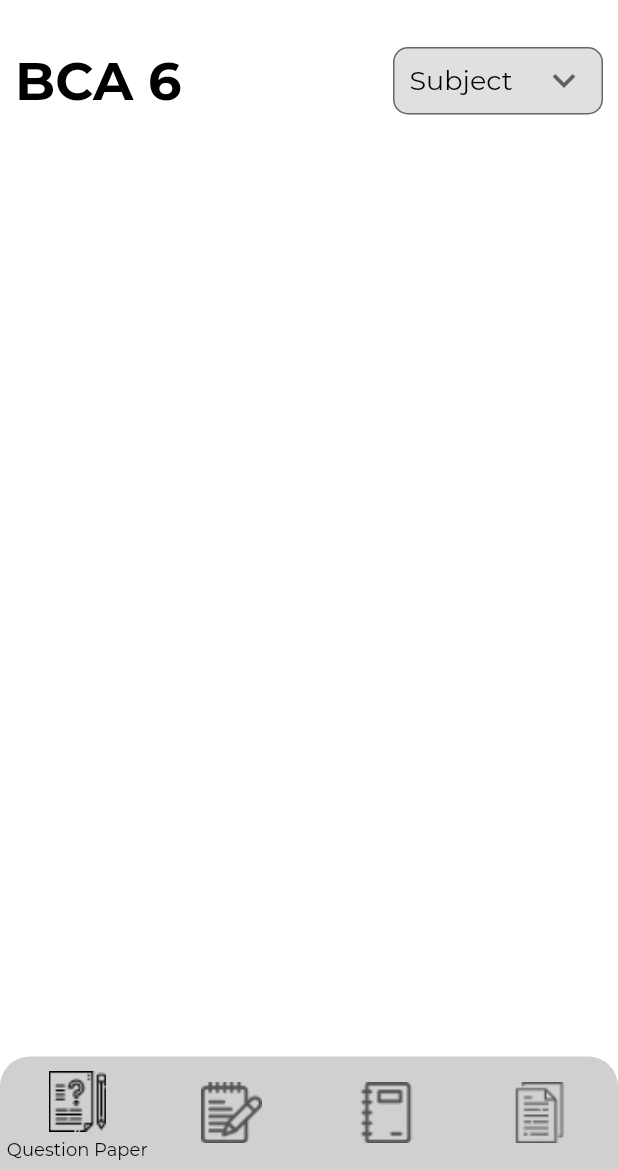
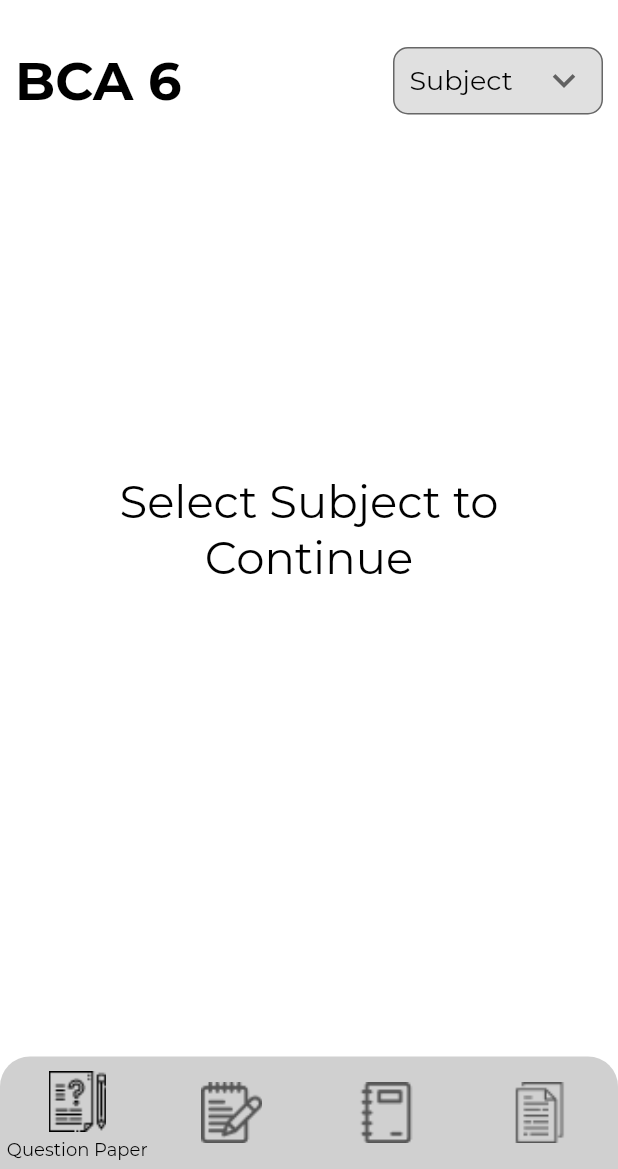
Before and after one commit to pramodksh/paper-for-peers, a Flutter app: the screen it shows after launch, on a phone screen of 412 x 824 dp, the part 67-1236 px from its top. Run offline on Flutter 3.47's test engine with Material 2 defaults, Android fonts, the phone set to English and light mode, and no system bars; our stand-ins replace dotted_border, flutter_rating_bar, page_indicator, shared_preferences; missing offline and left inert: advance_pdf_viewer, thememode_selector; project files that could hold a hidden picture were left out.

Commit message:
dashboard - question paper - added message to select subject

```diff
--- a/lib/modules/dashboard/question_paper/question_paper.dart
+++ b/lib/modules/dashboard/question_paper/question_paper.dart
@@ -95,7 +95,11 @@ class _QuestionPaperState extends State<QuestionPaper> {
               ),
               SizedBox(height: 30,),
               selectedSubject == null
-                ? Container() // todo add child
+                ? Container(
+                padding: EdgeInsets.symmetric(horizontal: 20),
+                height: MediaQuery.of(context).size.height * 0.6,
+                child: Center(child: Text("Select Subject to Continue", style: TextStyle(fontSize: 30), textAlign: TextAlign.center,)),
+              ) // todo add child
                 : ListView.separated(
                   padding: EdgeInsets.symmetric(horizontal: 15),
                   physics: NeverScrollableScrollPhysics(),
```
